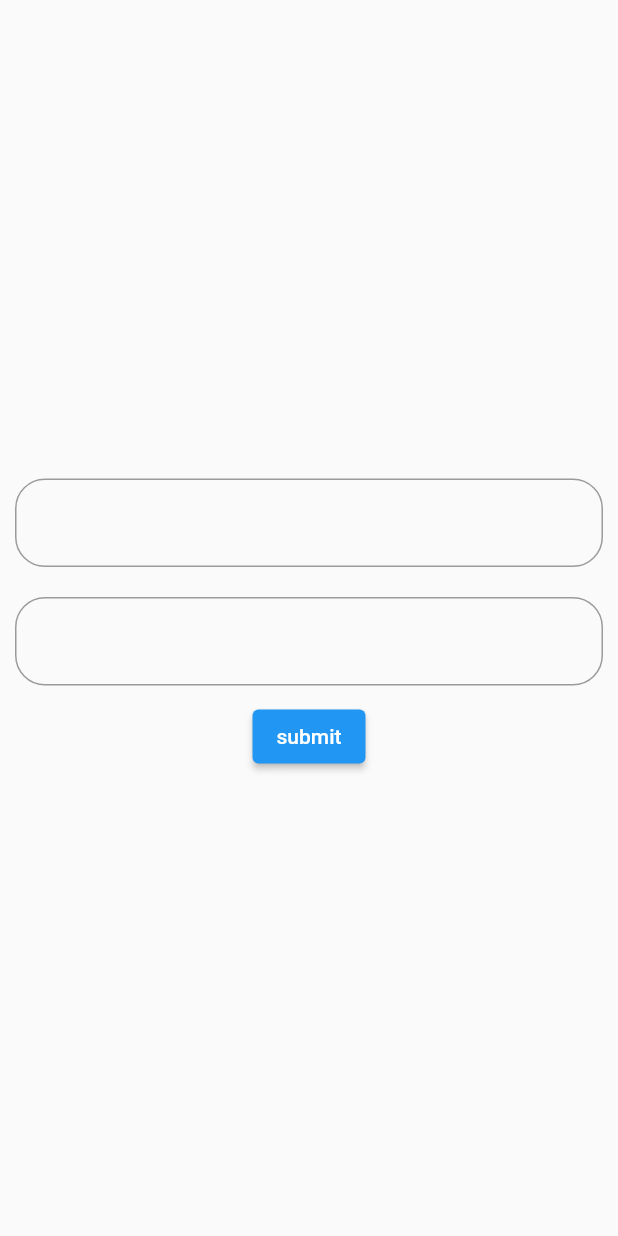
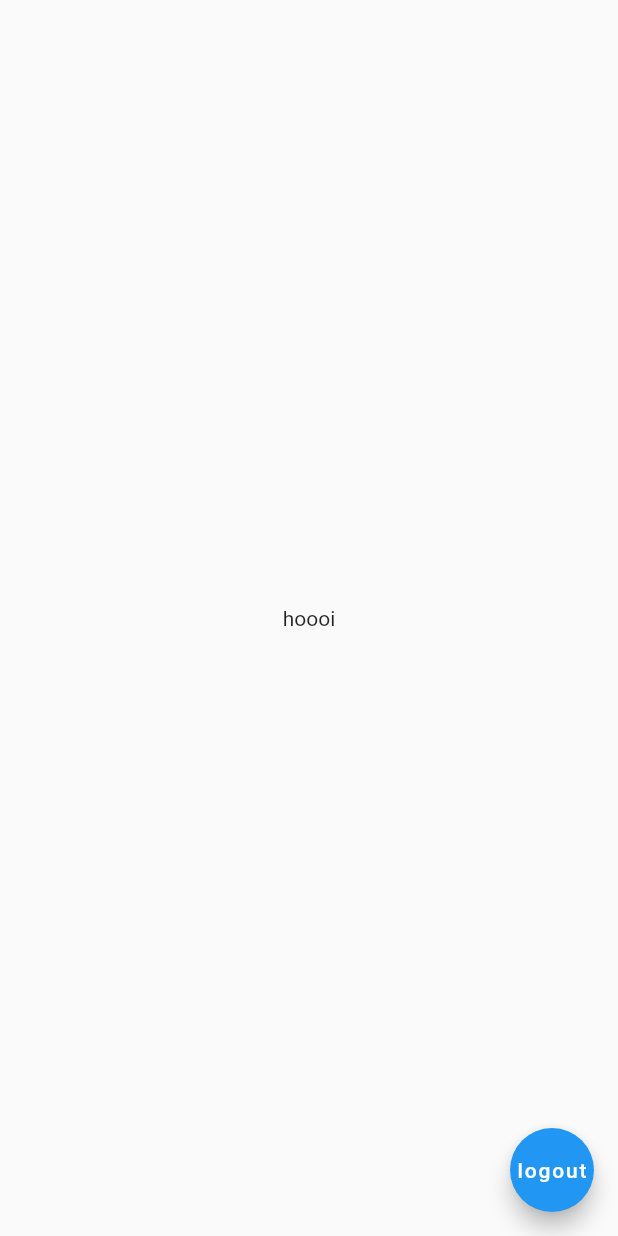
Before and after one commit to SANTHIKC/Statemanagement, a Flutter app: the UserLoginpage screen opened directly, after a tap on "submit", on a phone screen of 412 x 824 dp. Run offline on Flutter 3.47's test engine with Material 2 defaults, Android fonts, the phone set to English and light mode, and no system bars; our stand-ins replace shared_preferences; accounts and stored records are empty.

```diff
--- a/lib/main.dart
+++ b/lib/main.dart
@@ -1,26 +1,32 @@
 import 'package:flutter/material.dart';
 import 'package:provider/provider.dart';
+import 'package:shared_preferences/shared_preferences.dart';
 import 'package:statemanagement/passdatasmail.dart';
 import 'package:statemanagement/providertext1.dart';
 import 'package:statemanagement/sharedprferance13.dart';
 import 'package:statemanagement/sheredpreferance12.dart';
 import 'package:statemanagement/userloginpage.dart';
+import 'package:statemanagement/userloginpage2.dart';
 
 import 'colorchange.dart';
 import 'controller.dart';
 import 'countprovider.dart';
 import 'maildatas.dart';
 
-void main() {
+void main() async{
+  WidgetsFlutterBinding.ensureInitialized();
+  SharedPreferences sharedpref = await SharedPreferences.getInstance();
+  bool?isligged=await sharedpref.getBool("isLogged");
   runApp( ChangeNotifierProvider(create: (BuildContext context) {
     return ProviderClass();
 
   },
-  child: MyApp()));
+  child: MyApp(isLogged:isligged,)));
 }
 
 class MyApp extends StatelessWidget {
-  const MyApp({super.key});
+  var isLogged;
+   MyApp({required this.isLogged});
 
   // This widget is the root of your application.
   @override
@@ -40,7 +46,7 @@ class MyApp extends StatelessWidget {
         primarySwatch: Colors.blue,
         brightness: Provider.of<ProviderClass>(context).bright,
       ),
-      home: UserLoginpage(),
+      home:isLogged == false? UserLoginpage() : isLogged == null ? UserLoginpage() :Userlogingpage2(),
     );
   }
 }
--- a/lib/userloginpage.dart
+++ b/lib/userloginpage.dart
@@ -1,4 +1,6 @@
 import 'package:flutter/material.dart';
+import 'package:shared_preferences/shared_preferences.dart';
+import 'package:statemanagement/userloginpage2.dart';
 
 class UserLoginpage extends StatefulWidget {
   const UserLoginpage({Key? key}) : super(key: key);
@@ -10,6 +12,8 @@ class UserLoginpage extends StatefulWidget {
 class _UserLoginpageState extends State<UserLoginpage> {
   TextEditingController usernametextediting=TextEditingController();
   TextEditingController passwordtextediting=TextEditingController();
+
+
   @override
   Widget build(BuildContext context) {
     return Scaffold(
@@ -30,7 +34,11 @@ class _UserLoginpageState extends State<UserLoginpage> {
                 decoration: InputDecoration(border: OutlineInputBorder(borderRadius: BorderRadius.circular(20))),
               ),
             ),
-            ElevatedButton(onPressed: (){}, child: Text("submit"))
+            ElevatedButton(onPressed: ()async{
+              SharedPreferences sharedpref=await SharedPreferences.getInstance();
+              sharedpref.setBool("isLogged", true);
+              Navigator.of(context).push(MaterialPageRoute(builder: (context) => Userlogingpage2(),));
+            }, child: Text("submit"))
           ],
         ),
       ),
--- /dev/null
+++ b/lib/userloginpage2.dart
@@ -0,0 +1,25 @@
+import 'package:flutter/material.dart';
+import 'package:shared_preferences/shared_preferences.dart';
+import 'package:statemanagement/userloginpage.dart';
+
+class Userlogingpage2 extends StatefulWidget {
+  const Userlogingpage2({Key? key}) : super(key: key);
+
+  @override
+  State<Userlogingpage2> createState() => _Userlogingpage2State();
+}
+
+class _Userlogingpage2State extends State<Userlogingpage2> {
+  @override
+  Widget build(BuildContext context) {
+    return Scaffold(floatingActionButton: FloatingActionButton(onPressed: ()async{
+
+      SharedPreferences sharedpref=await SharedPreferences.getInstance();
+      await sharedpref.clear();
+      Navigator.of(context).pushAndRemoveUntil(MaterialPageRoute(builder: (BuildContext context) => UserLoginpage(),), (route) => false);
+    },child:Text("logout") ,),
+body: Center(child: Text("hoooi")),
+
+    );
+  }
+}
```
Also changed, not shown: 1 other file.
